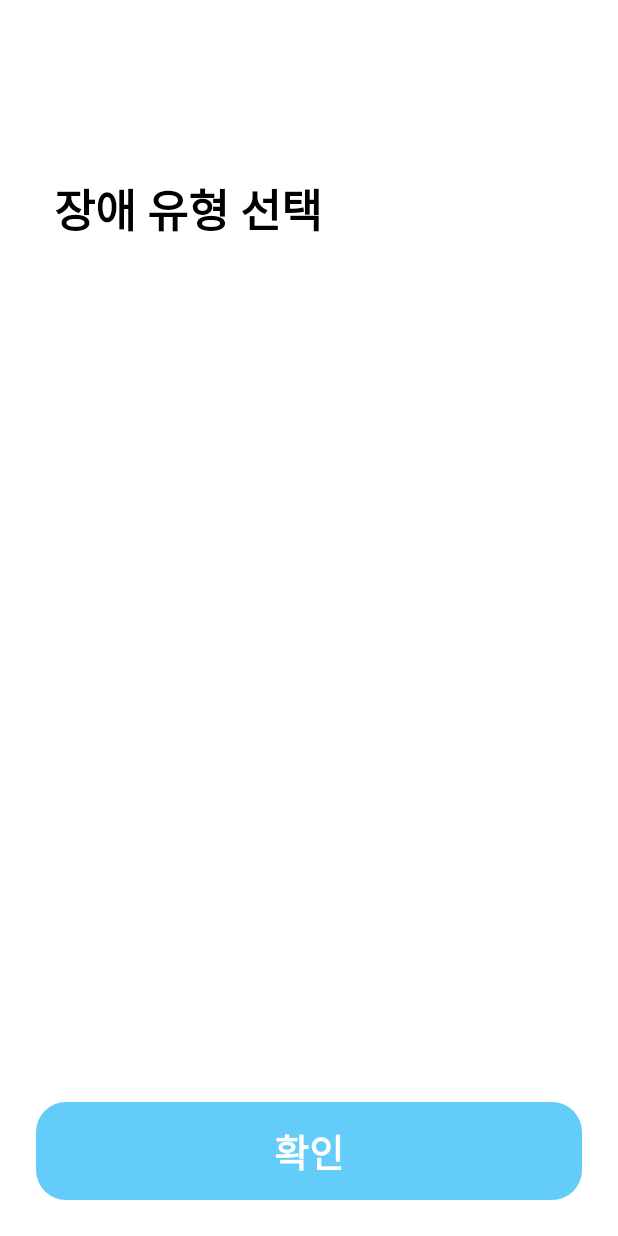
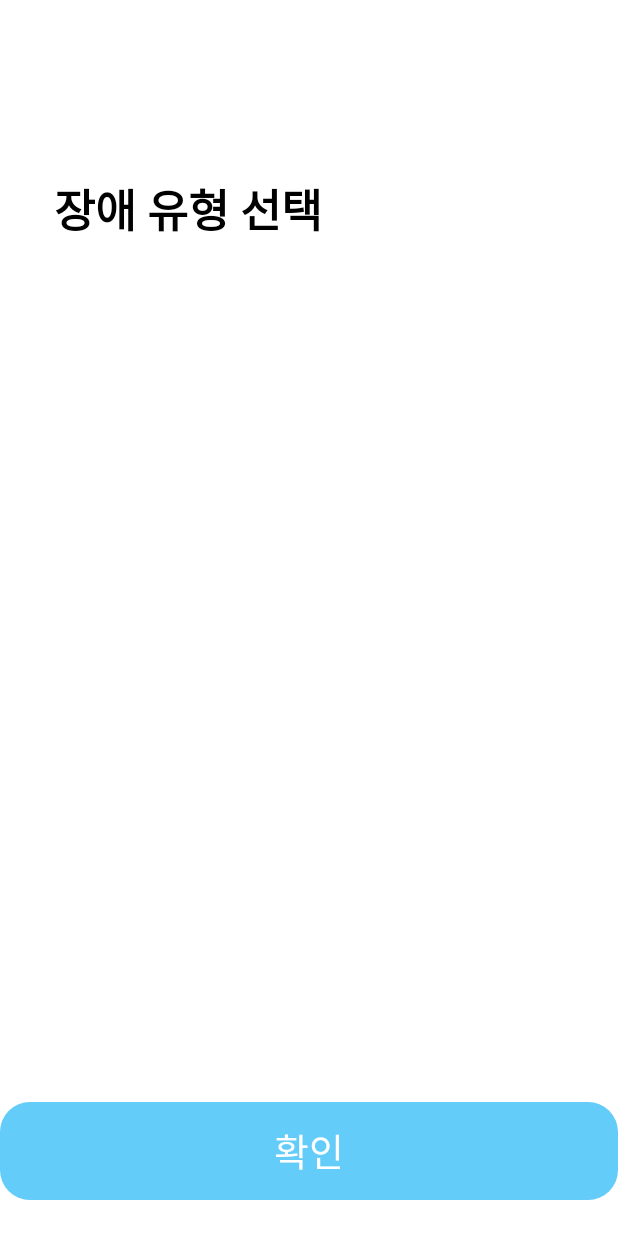
Before and after one commit to BF-Gomdori/HelperGomdori-Android, an Android app: the SignInHelpeeFragment screen opened through its navigation route, on a phone screen of 412 x 824 dp. Run offline under Robolectric (Android 15) with nearby library versions, the phone set to English and light mode, and no system bars; our stand-ins replace Dagger/Hilt's generated code, data binding; libraries missing offline, so code that uses them is left out: com.kakao.sdk; 2 statements that could not run were skipped.

Commit message:
Feature/main: btn style 지정

```diff
--- a/app/src/main/res/layout/fragment_signin_helpee.xml
+++ b/app/src/main/res/layout/fragment_signin_helpee.xml
@@ -1,5 +1,6 @@
 <?xml version="1.0" encoding="utf-8"?>
-<layout xmlns:android="http://schemas.android.com/apk/res/android"
+<layout xmlns:tools="http://schemas.android.com/tools"
+    xmlns:android="http://schemas.android.com/apk/res/android"
     xmlns:app="http://schemas.android.com/apk/res-auto">
 
     <data>
@@ -24,23 +25,13 @@
 
         <LinearLayout
             android:id="@+id/btn_next"
-            android:layout_width="match_parent"
-            android:layout_height="65dp"
-            android:layout_marginHorizontal="24dp"
-            app:layout_constraintBottom_toBottomOf="parent"
-            android:background="@drawable/btn_default"
-            android:backgroundTint="@color/color_default"
-            android:gravity="center"
-            android:layout_marginBottom="24dp"
-            android:clickable="true"
-            android:focusable="true">
+            style="@style/btn"
+            tools:ignore="MissingConstraints">
             <TextView
                 android:layout_width="wrap_content"
                 android:layout_height="wrap_content"
                 android:text="@string/ok"
-                android:textSize="25sp"
-                style="@style/font_title"
-                android:textColor="@color/white"/>
+                style="@style/font_btn"/>
 
         </LinearLayout>
 
--- a/app/src/main/res/values/strings.xml
+++ b/app/src/main/res/values/strings.xml
@@ -3,6 +3,7 @@
     <string name="naver_map_client_id">0bvotwa6np</string>
     <string name="kakao_app_key">kakao17abb9ddb66ddc971dd9ccf2c95a1a8e</string>
     <string name="app_name_kor">도움곰돌이</string>
+    <!-- Signin -->
     <string name="signin_naver">네이버로 가입하기</string>
     <string name="signin_kakao">카카오로 가입하기</string>
     <string name="hello_helper_gomdori">안녕하세요\n도움곰돌이에요</string>
@@ -11,7 +12,10 @@
     <string name="getting_help">도움받기</string>
     <string name="select_disabled_type">장애 유형 선택</string>
     <string name="ok">확인</string>
+    <!-- Main -->
     <string name="go_settings_and_allow_location">설정 > 애플리케이션 > 도움곰돌이에서 위치 권한을 허용해주세요</string>
     <string name="text_bf">베:프</string>
     <string name="text_gomdori">곰돌이</string>
+    <string name="text_response">응답하기</string>
+    <string name="main_request_bf">베어프렌즈 요청</string>
 </resources>
--- a/app/src/main/res/values/style.xml
+++ b/app/src/main/res/values/style.xml
@@ -7,4 +7,36 @@
         <item name="android:includeFontPadding">false</item>
         <item name="android:textStyle">bold</item>
     </style>
+    <style name="font_profile">
+        <item name="layout_constraintStart_toStartOf">parent</item>
+        <item name="layout_constraintEnd_toEndOf">parent</item>
+        <item name="fontFamily">@font/poppins_regular</item>
+        <item name="android:textColor">@color/black</item>
+        <item name="android:includeFontPadding">false</item>
+    </style>
+    <style name="font_profile.15">
+        <item name="android:textSize">15sp</item>
+    </style>
+    <style name="font_profile.title">
+        <item name="android:textSize">20sp</item>
+    </style>
+    <style name="font_btn">
+        <item name="android:textSize">25sp</item>
+        <item name="fontFamily">@font/poppins_regular</item>
+        <item name="android:textColor">@color/white</item>
+        <item name="android:includeFontPadding">false</item>
+    </style>
+    <style name="btn">
+        <item name="layout_constraintStart_toStartOf">parent</item>
+        <item name="layout_constraintEnd_toEndOf">parent</item>
+        <item name="layout_constraintBottom_toBottomOf">parent</item>
+        <item name="android:layout_width">match_parent</item>
+        <item name="android:layout_height">65dp</item>
+        <item name="android:layout_marginBottom">24dp</item>
+        <item name="android:background">@drawable/btn_default</item>
+        <item name="android:backgroundTint">@color/color_default</item>
+        <item name="android:gravity">center</item>
+        <item name="android:clickable">true</item>
+        <item name="android:focusable">true</item>
+    </style>
 </resources>
```
Also changed, not shown: app/src/main/res/layout/activity_main.xml (+16 -2 lines), app/src/main/res/drawable/bg_main_topbar.xml (renamed from app/src/main/res/drawable/ic_main_topbar.xml).
